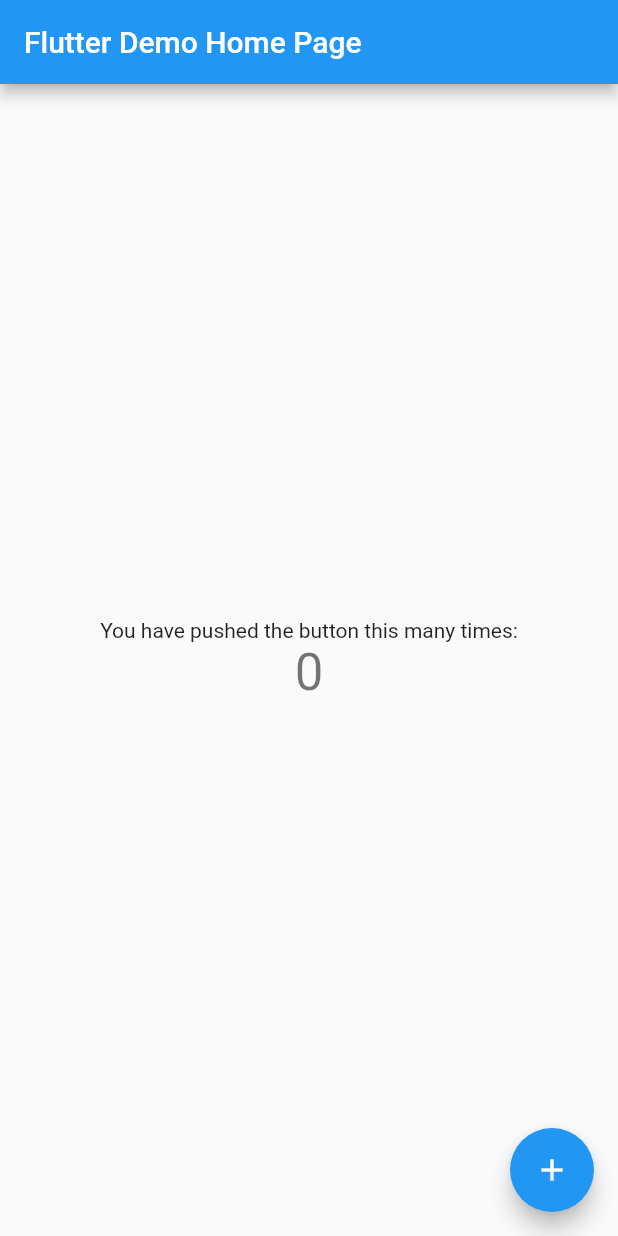
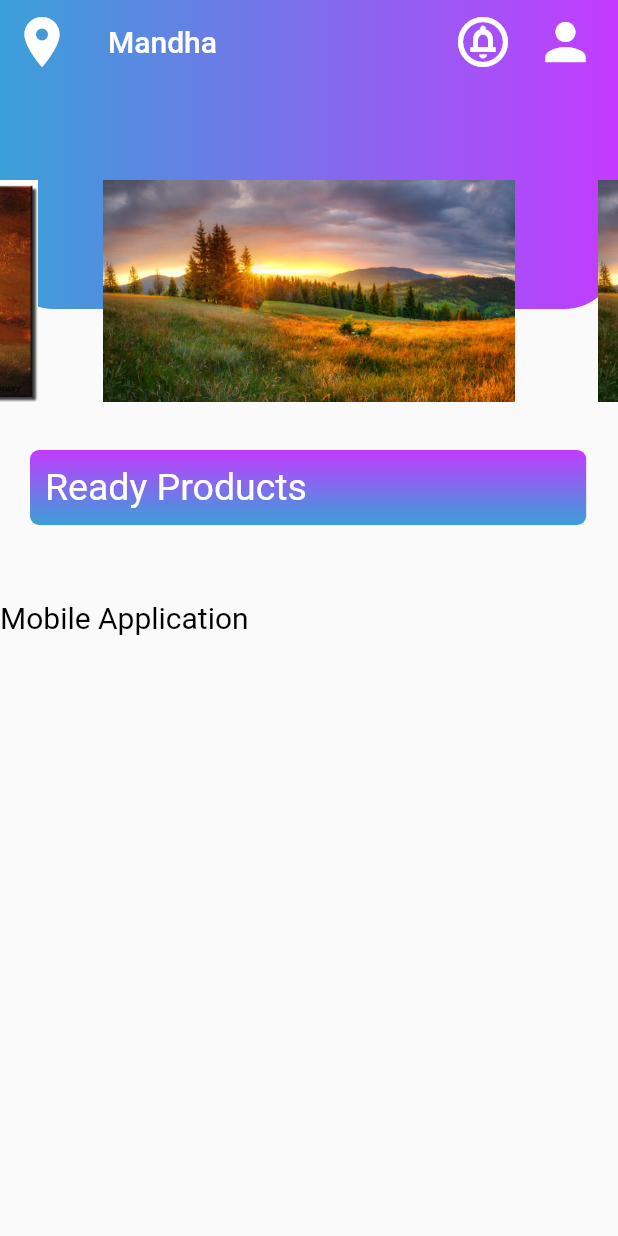
Before and after one commit to roshan-flutter/Devthread, a Flutter app: the screen it shows after launch, on a phone screen of 412 x 824 dp. Run offline on Flutter 3.47's test engine with Material 2 defaults, Android fonts, the phone set to English and light mode, and no system bars; drawn by our look-alikes of carousel_slider.

Commit message:
Buttons, images and background added to page one

```diff
--- a/lib/main.dart
+++ b/lib/main.dart
@@ -1,115 +1,21 @@
+import 'package:devthread/Theme/theme.dart';
+import 'package:devthread/pages/page1.dart';
 import 'package:flutter/material.dart';
 
 void main() {
-  runApp(const MyApp());
+  runApp( const MyApp());
 }
 
-class MyApp extends StatelessWidget {
-  const MyApp({super.key});
+class MyApp extends StatefulWidget {
+  const MyApp({Key? key}) : super(key: key);
 
-  // This widget is the root of your application.
+  @override
+  State<MyApp> createState() => _MyAppState();
+}
+
+class _MyAppState extends State<MyApp> {
   @override
   Widget build(BuildContext context) {
-    return MaterialApp(
-      title: 'Flutter Demo',
-      theme: ThemeData(
-        // This is the theme of your application.
-        //
-        // Try running your application with "flutter run". You'll see the
-        // application has a blue toolbar. Then, without quitting the app, try
-        // changing the primarySwatch below to Colors.green and then invoke
-        // "hot reload" (press "r" in the console where you ran "flutter run",
-        // or simply save your changes to "hot reload" in a Flutter IDE).
-        // Notice that the counter didn't reset back to zero; the application
-        // is not restarted.
-        primarySwatch: Colors.blue,
-      ),
-      home: const MyHomePage(title: 'Flutter Demo Home Page'),
-    );
+    return FirstPage();
   }
 }
-
-class MyHomePage extends StatefulWidget {
-  const MyHomePage({super.key, required this.title});
-
-  // This widget is the home page of your application. It is stateful, meaning
-  // that it has a State object (defined below) that contains fields that affect
-  // how it looks.
-
-  // This class is the configuration for the state. It holds the values (in this
-  // case the title) provided by the parent (in this case the App widget) and
-  // used by the build method of the State. Fields in a Widget subclass are
-  // always marked "final".
-
-  final String title;
-
-  @override
-  State<MyHomePage> createState() => _MyHomePageState();
-}
-
-class _MyHomePageState extends State<MyHomePage> {
-  int _counter = 0;
-
-  void _incrementCounter() {
-    setState(() {
-      // This call to setState tells the Flutter framework that something has
-      // changed in this State, which causes it to rerun the build method below
-      // so that the display can reflect the updated values. If we changed
-      // _counter without calling setState(), then the build method would not be
-      // called again, and so nothing would appear to happen.
-      _counter++;
-    });
-  }
-
-  @override
-  Widget build(BuildContext context) {
-    // This method is rerun every time setState is called, for instance as done
-    // by the _incrementCounter method above.
-    //
-    // The Flutter framework has been optimized to make rerunning build methods
-    // fast, so that you can just rebuild anything that needs updating rather
-    // than having to individually change instances of widgets.
-    return Scaffold(
-      appBar: AppBar(
-        // Here we take the value from the MyHomePage object that was created by
-        // the App.build method, and use it to set our appbar title.
-        title: Text(widget.title),
-      ),
-      body: Center(
-        // Center is a layout widget. It takes a single child and positions it
-        // in the middle of the parent.
-        child: Column(
-          // Column is also a layout widget. It takes a list of children and
-          // arranges them vertically. By default, it sizes itself to fit its
-          // children horizontally, and tries to be as tall as its parent.
-          //
-          // Invoke "debug painting" (press "p" in the console, choose the
-          // "Toggle Debug Paint" action from the Flutter Inspector in Android
-          // Studio, or the "Toggle Debug Paint" command in Visual Studio Code)
-          // to see the wireframe for each widget.
-          //
-          // Column has various properties to control how it sizes itself and
-          // how it positions its children. Here we use mainAxisAlignment to
-          // center the children vertically; the main axis here is the vertical
-          // axis because Columns are vertical (the cross axis would be
-          // horizontal).
-          mainAxisAlignment: MainAxisAlignment.center,
-          children: <Widget>[
-            const Text(
-              'You have pushed the button this many times:',
-            ),
-            Text(
-              '$_counter',
-              style: Theme.of(context).textTheme.headline4,
-            ),
-          ],
-        ),
-      ),
-      floatingActionButton: FloatingActionButton(
-        onPressed: _incrementCounter,
-        tooltip: 'Increment',
-        child: const Icon(Icons.add),
-      ), // This trailing comma makes auto-formatting nicer for build methods.
-    );
-  }
-}
--- /dev/null
+++ b/lib/pages/page1.dart
@@ -0,0 +1,264 @@
+// import 'package:flutter/material.dart';
+// class FirstPage extends StatefulWidget {
+//   const FirstPage({Key? key}) : super(key: key);
+//
+//   @override
+//   State<FirstPage> createState() => _FirstPageState();
+// }
+//
+// class _FirstPageState extends State<FirstPage> {
+//   @override
+//   Widget build(BuildContext context) {
+//     return MaterialApp(
+//       debugShowCheckedModeBanner: false,
+//       home: SafeArea(
+//         child: Scaffold(
+//           appBar: AppBar(
+//             title: Text("Hello"),
+//             centerTitle: true,
+//             elevation: 0,
+//             backgroundColor: Colors.greenAccent,
+//             leading: IconButton(
+//               onPressed: (){},/////////////  here you can add functinality of button
+//                icon: Icon(Icons.location_on,
+//                size: 40,),
+//             ),
+//             actions: <Widget>[
+//               Padding(padding:EdgeInsets.only(right: 15),
+//                 child: GestureDetector(
+//                   onTap: (){},
+//                   child: Icon(Icons.circle_notifications_outlined,
+//                   size: 40,),
+//                 )
+//               ),
+//               Padding(padding:EdgeInsets.only(right: 15),
+//                   child: GestureDetector(
+//                     onTap: (){},
+//                     child: Icon(Icons.,
+//                       size: 40,),
+//                   )
+//               ),
+//             ],
+//           ),
+//       ),
+//       ),
+//     );
+//   }
+// }
+
+import 'package:carousel_slider/carousel_options.dart';
+import 'package:carousel_slider/carousel_slider.dart';
+import 'package:flutter/material.dart';
+
+
+
+class FirstPage extends StatefulWidget {
+  const FirstPage({Key? key}) : super(key: key);
+
+  @override
+  State<FirstPage> createState() => _FirstPageState();
+}
+
+class _FirstPageState extends State<FirstPage> {
+  var Title="Mandha";
+  final _imagePaths=[
+    'assets/click.png',
+    'assets/playstore.png'
+  ];
+
+  @override
+  Widget build(BuildContext context) {
+    //var Width= MediaQuery.of(context).size.width;
+
+    return MaterialApp(
+      debugShowCheckedModeBanner: false,
+      home: Scaffold(
+        extendBodyBehindAppBar: true,
+          appBar: AppBar(
+
+            title: Text(Title,
+            ),
+            elevation: 0,
+           backgroundColor: Colors.transparent,
+
+            leading: IconButton(
+              onPressed: (){},/////////////  here you can add functinality of button
+              icon: Icon(Icons.location_on,
+                size: 40,),
+            ),
+            actions: <Widget>[
+              Padding(padding:EdgeInsets.only(right: 15),
+                  child: GestureDetector(
+                    onTap: (){},
+                    child: Icon(Icons.circle_notifications_outlined,
+                      size: 40,),
+                  )
+              ),
+              Padding(padding:EdgeInsets.only(right: 15),
+                  child: GestureDetector(
+                    onTap: (){},
+                    child: Icon(Icons.person,
+                      size: 40,),
+                  )
+              ),
+            ],
+          ),
+        body:
+
+                    Stack(
+                      children:<Widget> [
+
+                        Row(
+                          children: [
+                            Column(
+                              children: [
+                                  MyContainer1(),
+
+                              ],
+                            ),
+                          ],
+                        ),
+                            Positioned(
+                              top: 120,
+                              child:MyContainer2(),
+                            ),
+                        Positioned(
+                            top: 300,
+                              child: MyContainer3(),
+                        ),
+                        Positioned(
+                          top: 400,
+                          child: Row(
+                            children: [
+                              Text("Mobile Application",
+                              style: TextStyle(
+                                color: Colors.black,
+                                fontSize: 20,
+                              ),),
+                            ],
+                          ),
+                        ),
+
+
+                      ],
+
+
+                    ),
+      ),
+    );
+  }
+}
+
+class MyContainer1 extends StatelessWidget {
+  const MyContainer1({Key? key}) : super(key: key);
+
+  @override
+  Widget build(BuildContext context) {
+    return Container(
+      alignment: Alignment.center,
+      width: MediaQuery.of(context).size.width,
+      height: MediaQuery.of(context).size.height*0.25,
+      decoration: BoxDecoration(
+        borderRadius: BorderRadius.only(
+          topLeft:Radius.circular(0),
+          topRight: Radius.circular(0),
+          bottomRight: Radius.circular(36),
+          bottomLeft: Radius.circular(36),
+        ),
+       // borderRadius: BorderRadius.only(bottomRight: Radius.circular(2)),
+        gradient: LinearGradient(
+          colors: [Color(0xFF3aa0d8),Color(0xFFc33bff)],
+        ),
+      ),
+    );
+  }
+}
+class MyContainer2 extends StatefulWidget {
+  const MyContainer2({Key? key}) : super(key: key);
+
+
+
+  @override
+  State<MyContainer2> createState() => _MyContainer2State();
+}
+
+class _MyContainer2State extends State<MyContainer2> {
+  @override
+  Widget build(BuildContext context) {
+    final _imagePaths=[
+      "assets/1.jpg",
+      "assets/2.jpg",
+      "assets/3.jpg",
+    ];
+    return Container(
+      decoration: BoxDecoration(
+        borderRadius: BorderRadius.circular(30),
+      ),
+      height: MediaQuery.of(context).size.height*0.18,
+      width: MediaQuery.of(context).size.width,
+      margin: EdgeInsets.only(bottom: 20),
+      child: CarouselSlider(
+     items:_imagePaths.map((imagepath){
+       return Container(
+         //margin: EdgeInsets.all(10),
+         width: MediaQuery.of(context).size.width,
+         height: MediaQuery.of(context).size.height,
+         color: Colors.transparent,
+
+         child: Image.asset(imagepath,
+           //fit: BoxFit.fill,
+           width: MediaQuery.of(context).size.width,
+         ),
+       );
+     }).toList(),
+     options: CarouselOptions(autoPlay: true),
+   ),
+      // decoration: BoxDecoration(
+      //   borderRadius: BorderRadius.circular(30),
+    //   color: Colors.redAccent,
+    //     image: DecorationImage(
+    //       image: AssetImage(
+    //         _imagePaths.toString(),
+    //       ),
+    //       fit: BoxFit.fill,
+    //       scale: 5,
+        );
+     //  ),
+   // );
+  }
+}
+
+class MyContainer3 extends StatelessWidget {
+  const MyContainer3({Key? key}) : super(key: key);
+
+  @override
+  Widget build(BuildContext context) {
+    return Padding(
+      padding: EdgeInsets.only(left:20,right: 20),
+      child: Container(
+        child: Padding(
+          padding: const EdgeInsets.all(10.0),
+          child: Text("Ready Products",
+          textAlign: TextAlign.left,
+          style: TextStyle(
+            color: Colors.white,
+            fontSize: 25,
+          ),),
+        ),
+        //alignment: Alignment.center,
+        //margin: EdgeInsets.all(20),
+        // color: Colors.redAccent,
+        width: MediaQuery.of(context).size.width*.9,
+        height: 50,
+        decoration: BoxDecoration(
+            gradient: LinearGradient(
+                colors: [Color(0xFFc33bff),Color(0xFF3aa0d8)],
+                begin: Alignment.topCenter,
+                end: Alignment.bottomCenter
+            ),
+            borderRadius: BorderRadius.circular(6)
+        ),
+      ),
+    );
+  }
+}
--- a/pubspec.yaml
+++ b/pubspec.yaml
@@ -34,6 +34,7 @@
   # The following adds the Cupertino Icons font to your application.
   # Use with the CupertinoIcons class for iOS style icons.
   cupertino_icons: ^1.0.2
+  carousel_slider: ^4.1.1
 
 dev_dependencies:
   flutter_test:
@@ -58,9 +59,8 @@
   uses-material-design: true
 
   # To add assets to your application, add an assets section, like this:
-  # assets:
-  #   - images/a_dot_burr.jpeg
-  #   - images/a_dot_ham.jpeg
+  assets:
+    - assets/
 
   # An image asset can refer to one or more resolution-specific "variants", see
   # https://flutter.dev/assets-and-images/#resolution-aware
```
Also changed, not shown: lib/Theme/theme.dart (added, +24 -0 lines), assets/1.jpg (added), assets/1.webp (added), assets/2.jpg (added), assets/3.jpg (added), pubspec.lock, 1 other file.
